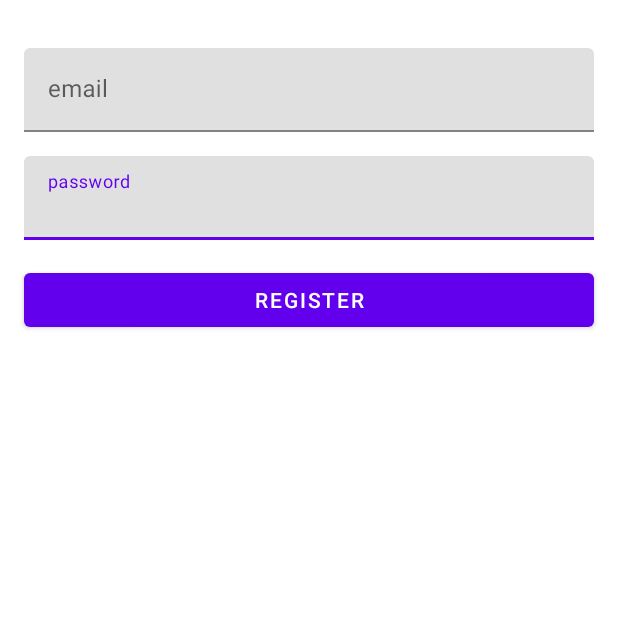
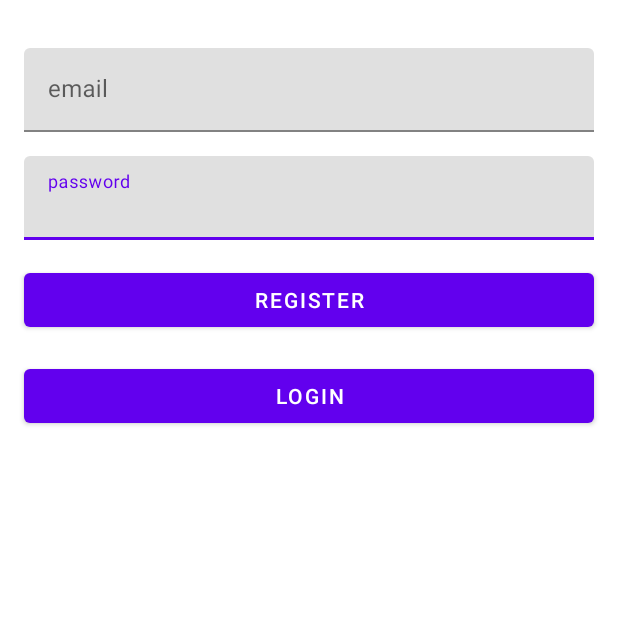
Before and after one commit to FirmanFA/belajar-retrofit, an Android app: the screen it shows after launch (RegisterActivity), after a tap on an icon or button, on a phone screen of 412 x 824 dp, the top half of it. Run offline under Robolectric (Android 15) with nearby library versions, the phone set to English and light mode, and no system bars.

```diff
--- a/app/build.gradle
+++ b/app/build.gradle
@@ -49,4 +49,7 @@ dependencies {
     implementation 'com.squareup.retrofit2:converter-gson:2.9.0'
     implementation 'com.squareup.okhttp3:logging-interceptor:4.9.3'
 
+    implementation 'com.github.bumptech.glide:glide:4.13.0'
+    annotationProcessor 'com.github.bumptech.glide:compiler:4.13.0'
+
 }
--- a/app/src/main/java/com/example/belajarretrofit/MainActivity.kt
+++ b/app/src/main/java/com/example/belajarretrofit/MainActivity.kt
@@ -5,10 +5,13 @@ import androidx.appcompat.app.AppCompatActivity
 import android.os.Bundle
 import android.view.View
 import android.widget.Toast
+import androidx.lifecycle.ViewModelProvider
 import com.example.belajarretrofit.databinding.ActivityMainBinding
 import com.example.belajarretrofit.model.KlasemenItem
 import com.example.belajarretrofit.model.KlasemenResponse
 import com.example.belajarretrofit.model.MobilResponseItem
+import com.example.belajarretrofit.model.MovieResponse
+import com.example.belajarretrofit.model.Result
 import com.example.belajarretrofit.service.ApiClient
 import retrofit2.Call
 import retrofit2.Callback
@@ -17,23 +20,77 @@ import retrofit2.Response
 class MainActivity : AppCompatActivity() {
 
     lateinit var binding: ActivityMainBinding
+    lateinit var mainViewModel: MainViewModel
 
     override fun onCreate(savedInstanceState: Bundle?) {
         super.onCreate(savedInstanceState)
         binding = ActivityMainBinding.inflate(layoutInflater)
         setContentView(binding.root)
 
+        mainViewModel = ViewModelProvider(this)[MainViewModel::class.java]
+
         binding.floatingActionButton.setOnClickListener {
             val intent = Intent(this, RegisterActivity:: class.java)
             startActivity(intent)
         }
 
+        mainViewModel.isLoading.observe(this){
+            if (it){
+                binding.progressBar.visibility = View.VISIBLE
+            }else{
+                binding.progressBar.visibility = View.GONE
+            }
+        }
+
+        mainViewModel.dataMovie.observe(this) {
+            showListMovie(it.results)
+        }
+
+        mainViewModel.getAllMovies()
+
         //data klasemen
-        fetchKlasemen()
+//        fetchKlasemen()
         //data mobil
 //        fetchData()
+//        fetchMovie()
 
     }
+
+    private fun showListMovie(results: List<Result>?) {
+        val adapter= MovieAdapter {
+
+        }
+        adapter.submitList(results)
+        binding.recyclerView.adapter = adapter
+    }
+
+    private fun fetchMovie() {
+        binding.progressBar.visibility = View.VISIBLE
+        ApiClient.instance.getAllMovies().enqueue(object : Callback<MovieResponse> {
+            override fun onResponse(
+                call: Call<MovieResponse>,
+                response: Response<MovieResponse>
+            ) {
+                val body = response.body()
+                Toast.makeText(this@MainActivity, response.headers().toString(), Toast.LENGTH_SHORT).show()
+                val code = response.code()
+                if (code == 200){
+                    showListMovie(body?.results)
+                    binding.progressBar.visibility = View.GONE
+                }else{
+                    Toast.makeText(this@MainActivity, "$code", Toast.LENGTH_SHORT).show()
+                    binding.progressBar.visibility = View.GONE
+                }
+            }
+
+            override fun onFailure(call: Call<MovieResponse>, t: Throwable) {
+                binding.progressBar.visibility = View.GONE
+                Toast.makeText(this@MainActivity, "${t.localizedMessage}", Toast.LENGTH_SHORT).show()
+            }
+        })
+    }
+
+
 
     fun fetchKlasemen(){
         binding.progressBar.visibility = View.VISIBLE
--- /dev/null
+++ b/app/src/main/java/com/example/belajarretrofit/MainViewModel.kt
@@ -0,0 +1,35 @@
+package com.example.belajarretrofit
+
+import androidx.lifecycle.MutableLiveData
+import androidx.lifecycle.ViewModel
+import com.example.belajarretrofit.model.MovieResponse
+import com.example.belajarretrofit.service.ApiClient
+import retrofit2.Call
+import retrofit2.Callback
+import retrofit2.Response
+
+class MainViewModel: ViewModel() {
+
+    val dataMovie: MutableLiveData<MovieResponse> = MutableLiveData()
+    val error: MutableLiveData<String> = MutableLiveData()
+    val isLoading = MutableLiveData<Boolean>()
+
+    fun getAllMovies(){
+        isLoading.postValue(true)
+        ApiClient.instance.getAllMovies().enqueue(object : Callback<MovieResponse> {
+            override fun onResponse(call: Call<MovieResponse>, response: Response<MovieResponse>) {
+                isLoading.postValue(false)
+                if (response.code() == 200){
+                    dataMovie.postValue(response.body())
+                }else{
+                    error.postValue("Error")
+                }
+            }
+
+            override fun onFailure(call: Call<MovieResponse>, t: Throwable) {
+                isLoading.postValue(false)
+            }
+        })
+    }
+
+}
--- a/app/src/main/java/com/example/belajarretrofit/service/ApiClient.kt
+++ b/app/src/main/java/com/example/belajarretrofit/service/ApiClient.kt
@@ -10,6 +10,7 @@ object ApiClient {
     const val BASE_URL = "https://rent-cars-api.herokuapp.com/"
     const val BASE_URL2 = "https://abc.com/"
     const val BASE_URL3 = "https://api-football-standings.azharimm.site/"
+    const val BASE_URL4 = "https://api.themoviedb.org/3/"
 
     private val logging: HttpLoggingInterceptor
         get() {
@@ -19,13 +20,25 @@ object ApiClient {
             }
         }
 
+//    private val client = OkHttpClient.Builder()
+//        .addInterceptor(logging)
+//        .build()
+
     private val client = OkHttpClient.Builder()
         .addInterceptor(logging)
+        .addInterceptor {
+            val request = it.request()
+            val queryBuild =  request.url
+                .newBuilder()
+                .addQueryParameter("api_key","5374e8eba1107b24236cc30d17d5aa11").build()
+            return@addInterceptor it.proceed(request.newBuilder().url(queryBuild).build())
+        }
         .build()
+
 
     val instance: ApiService by lazy {
         val retrofit = Retrofit.Builder()
-            .baseUrl(BASE_URL)
+            .baseUrl(BASE_URL4)
             .addConverterFactory(GsonConverterFactory.create())
             .client(client)
             .build()
--- a/app/src/main/java/com/example/belajarretrofit/service/ApiService.kt
+++ b/app/src/main/java/com/example/belajarretrofit/service/ApiService.kt
@@ -2,12 +2,11 @@ package com.example.belajarretrofit.service
 
 import com.example.belajarretrofit.model.*
 import retrofit2.Call
-import retrofit2.http.Body
-import retrofit2.http.GET
-import retrofit2.http.POST
-import retrofit2.http.Path
+import retrofit2.http.*
 
 interface ApiService {
+
+
 
     @GET("admin/car")
     fun getAllCar(): Call<List<MobilResponseItem>>
@@ -18,7 +17,15 @@ interface ApiService {
     @POST("admin/auth/register")
     fun postRegister(@Body request: RegisterRequest): Call<RegisterResponse>
 
+    @POST("admin/auth/login")
+    fun postLogin(@Body request: LoginRequest): Call<LoginResponse>
+
+    @GET("movie/popular")
+    fun getAllMovies(): Call<MovieResponse>
+
     @GET("leagues")
     fun getKlasemen(): Call<KlasemenResponse>
 
+
+
 }
--- a/app/src/main/res/layout/activity_register.xml
+++ b/app/src/main/res/layout/activity_register.xml
@@ -63,4 +63,15 @@
         app:layout_constraintEnd_toEndOf="@+id/textInputLayout2"
         app:layout_constraintStart_toStartOf="@+id/textInputLayout2"
         app:layout_constraintTop_toBottomOf="@+id/textInputLayout2" />
+
+    <Button
+        android:id="@+id/btn_login"
+        android:layout_width="0dp"
+        android:layout_height="wrap_content"
+        android:layout_marginTop="16dp"
+        android:text="LOGIN"
+        app:layout_constraintEnd_toEndOf="@+id/btn_register"
+        app:layout_constraintHorizontal_bias="0.459"
+        app:layout_constraintStart_toStartOf="@+id/btn_register"
+        app:layout_constraintTop_toBottomOf="@+id/btn_register" />
 </androidx.constraintlayout.widget.ConstraintLayout>
```
Also changed, not shown: app/src/main/java/com/example/belajarretrofit/MovieAdapter.kt (added, +59 -0 lines), app/src/main/java/com/example/belajarretrofit/RegisterActivity.kt (+32 -12 lines), app/src/main/java/com/example/belajarretrofit/model/LoginRequest.kt (added, +13 -0 lines), app/src/main/java/com/example/belajarretrofit/model/LoginResponse.kt (added, +19 -0 lines), app/src/main/java/com/example/belajarretrofit/model/MovieResponse.kt (added, +15 -0 lines), app/src/main/java/com/example/belajarretrofit/model/RegisterPost.kt (added, +13 -0 lines), app/src/main/java/com/example/belajarretrofit/model/Result.kt (added, +35 -0 lines), app/src/main/res/layout/mobil_list_layout.xml (+8 -0 lines).
